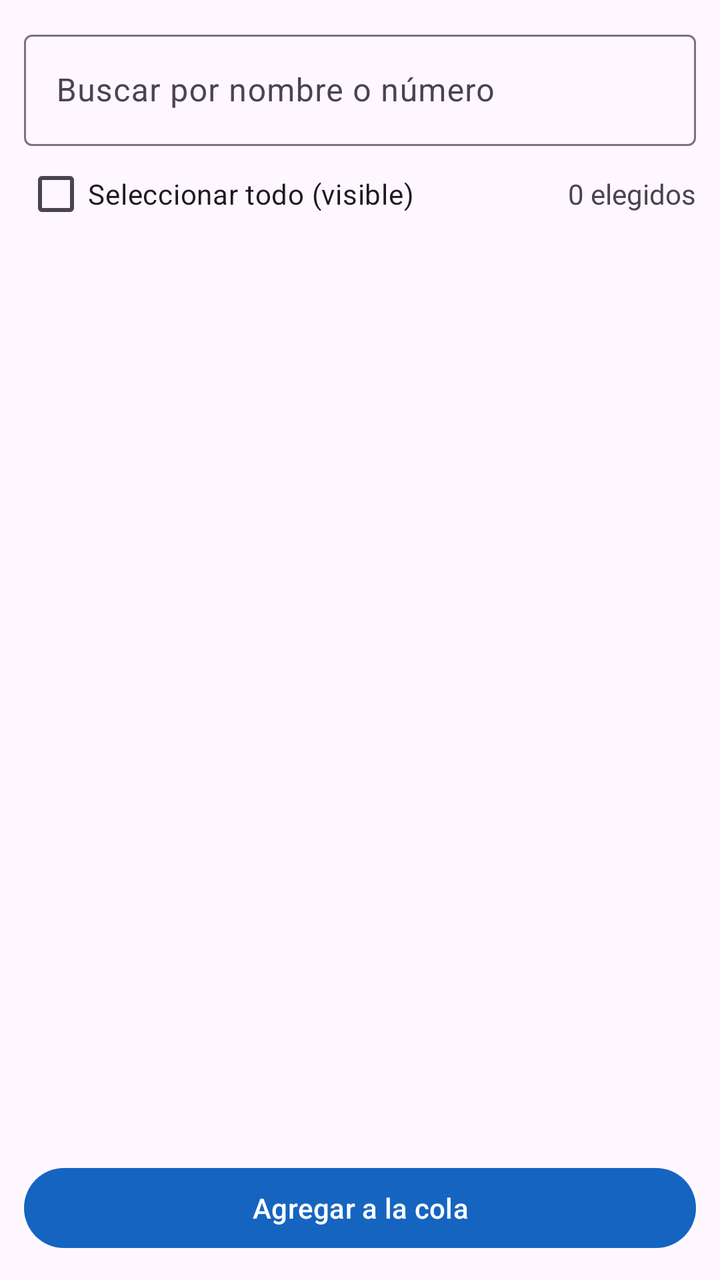
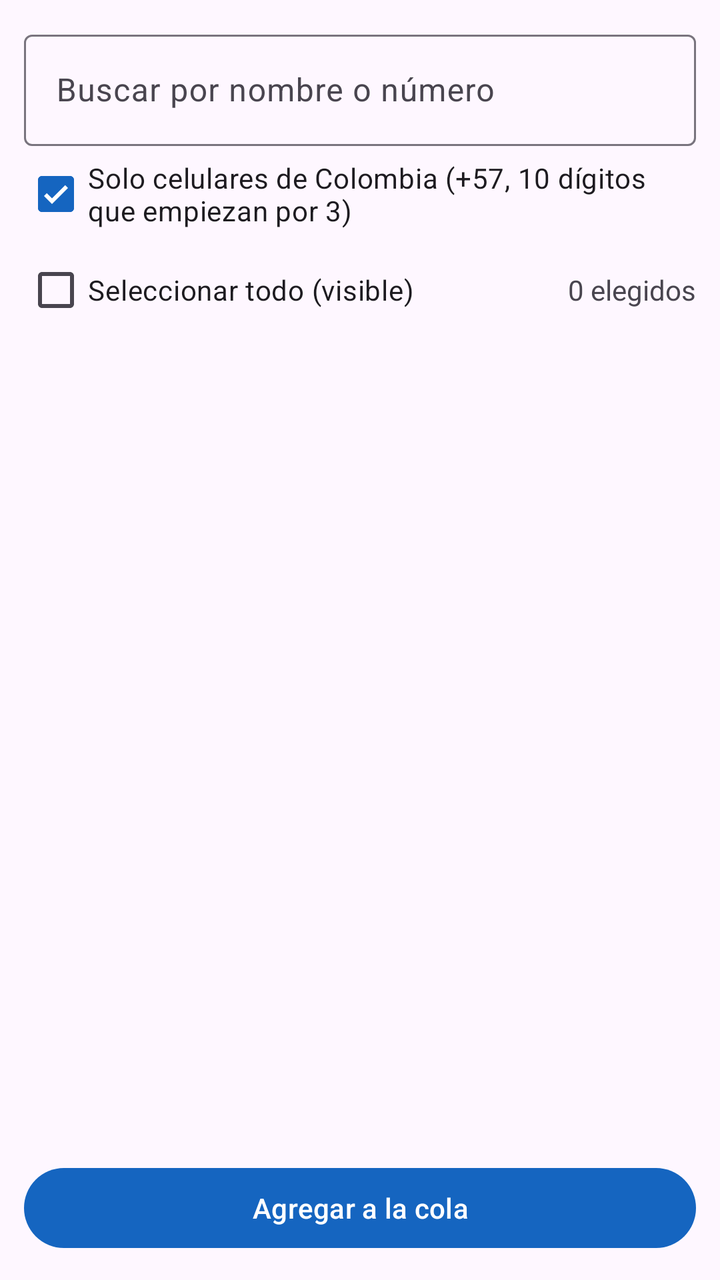

Compare the two renders of this Android layout. The source of the first and the diff that turns it into the second are given below.
<!-- AndroidManifest.xml: application theme Theme.SmsAviso -->
<!-- res/layout/activity_contacts.xml -->
<?xml version="1.0" encoding="utf-8"?>
<LinearLayout xmlns:android="http://schemas.android.com/apk/res/android"
    xmlns:app="http://schemas.android.com/apk/res-auto"
    android:layout_width="match_parent"
    android:layout_height="match_parent"
    android:orientation="vertical"
    android:padding="12dp">

    <com.google.android.material.textfield.TextInputLayout
        android:layout_width="match_parent"
        android:layout_height="wrap_content"
        android:hint="Buscar por nombre o número">

        <com.google.android.material.textfield.TextInputEditText
            android:id="@+id/etSearch"
            android:layout_width="match_parent"
            android:layout_height="wrap_content"
            android:inputType="text"
            android:maxLines="1" />
    </com.google.android.material.textfield.TextInputLayout>

    <LinearLayout
        android:layout_width="match_parent"
        android:layout_height="wrap_content"
        android:gravity="center_vertical"
        android:orientation="horizontal">

        <CheckBox
            android:id="@+id/cbSelectAll"
            android:layout_width="wrap_content"
            android:layout_height="wrap_content"
            android:text="Seleccionar todo (visible)" />

        <TextView
            android:id="@+id/tvSelCount"
            android:layout_width="0dp"
            android:layout_height="wrap_content"
            android:layout_weight="1"
            android:gravity="end"
            android:text="0 elegidos" />
    </LinearLayout>

    <androidx.recyclerview.widget.RecyclerView
        android:id="@+id/rvContacts"
        android:layout_width="match_parent"
        android:layout_height="0dp"
        android:layout_weight="1"
        android:scrollbars="vertical" />

    <com.google.android.material.button.MaterialButton
        android:id="@+id/btnAdd"
        android:layout_width="match_parent"
        android:layout_height="wrap_content"
        android:text="Agregar a la cola" />
</LinearLayout>
<!-- resources referenced by this layout -->
<resources>
  <style name="Theme.SmsAviso" parent="Theme.Material3.DayNight.NoActionBar">
          <item name="colorPrimary">@color/brand_primary</item>
          <item name="colorPrimaryDark">@color/brand_primary_dark</item>
          <item name="colorSecondary">@color/brand_secondary</item>
          <item name="android:statusBarColor">@color/brand_primary_dark</item>
      </style>
  <color name="brand_primary">#1565C0</color>
  <color name="brand_primary_dark">#0D47A1</color>
  <color name="brand_secondary">#00897B</color>
</resources>

<!-- the commit's change to res/layout/activity_contacts.xml (unified diff, before → after) -->
@@ -18,6 +18,13 @@
             android:inputType="text"
             android:maxLines="1" />
     </com.google.android.material.textfield.TextInputLayout>
+
+    <CheckBox
+        android:id="@+id/cbOnlyColombia"
+        android:layout_width="match_parent"
+        android:layout_height="wrap_content"
+        android:checked="true"
+        android:text="Solo celulares de Colombia (+57, 10 dígitos que empiezan por 3)" />
 
     <LinearLayout
         android:layout_width="match_parent"
